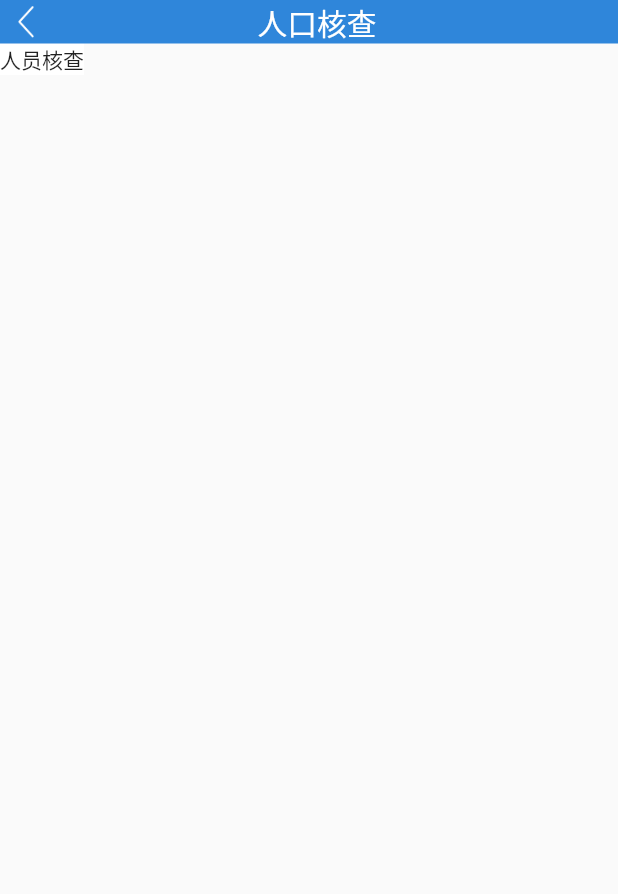
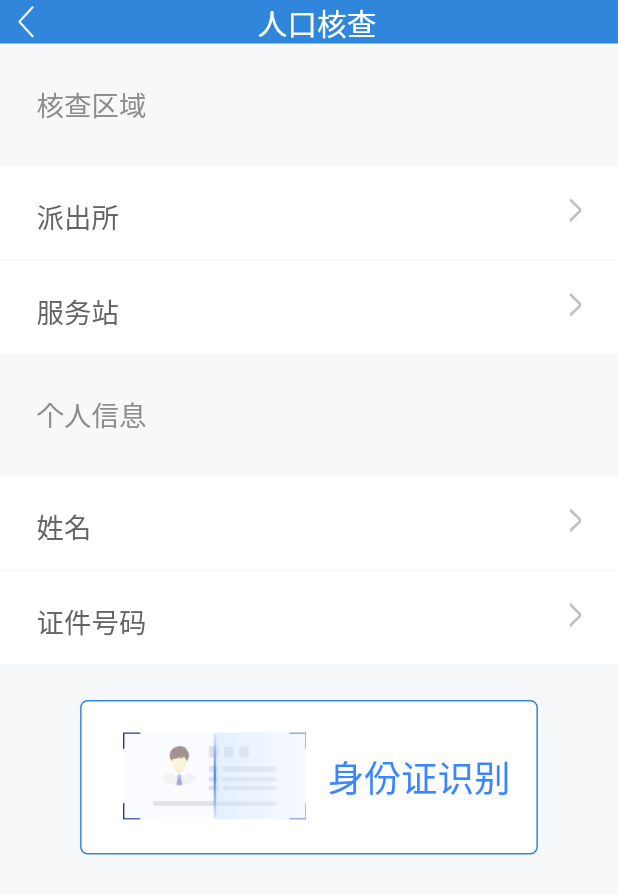
Before and after one commit to qianglifei/flutter_jwt, a Flutter app: the App screen opened directly, after a tap on "人口核查", on a phone screen of 412 x 824 dp. Shown: the top 894 px of the screen. Run offline on Flutter 3.47's test engine with Material 2 defaults, Android fonts, the phone set to English and light mode, and no system bars; our stand-ins replace cookie_jar, dio, flutter_screenutil, shared_preferences; accounts and stored records are empty.

Commit message:
1.首页界面搭建

```diff
--- a/lib/base/base_app_bar.dart
+++ b/lib/base/base_app_bar.dart
@@ -24,7 +24,6 @@ class BaseTitleAppBar extends StatelessWidget{
   @override
   Widget build(BuildContext context) {
     // TODO: implement build
-
     return Row(
       mainAxisSize: MainAxisSize.max,
       mainAxisAlignment: MainAxisAlignment.spaceBetween,
--- a/lib/login/login_screen.dart
+++ b/lib/login/login_screen.dart
@@ -204,7 +204,9 @@ class LoginScreenState extends BaseWidgetState<LoginScreen> {
                 ),
                 child: new Text('登录',style: TextStyle(fontSize: ScreenUtil().setSp(56,allowFontScalingSelf: true))),
                 onPressed: () {
-
+                  Navigator.of(context).push(MaterialPageRoute(builder: (context){
+                    return App();
+                  }));
                   buildShowDialog(context);
                   Map<String,dynamic> requestBody = new Map();
                   requestBody.addAll({
--- a/lib/main/first_page/people_check_screen.dart
+++ b/lib/main/first_page/people_check_screen.dart
@@ -1,5 +1,6 @@
 import 'package:flutter/material.dart';
 import 'package:flutter/cupertino.dart';
+import 'package:flutter_screenutil/flutter_screenutil.dart';
 import 'package:jwt/base/base_app_bar.dart';
 import 'package:jwt/base/base_widget.dart';
 import 'package:jwt/widget/custom_app_bar.dart';
@@ -29,11 +30,135 @@ class PeopleCheckScreenState extends BaseWidgetState<PeopleCheckScreen> {
   @override
   Widget getContentWidget(BuildContext context) {
     // TODO: implement getContentWidget
-    return Text("人员核查");
+    return Container(
+      width: ScreenUtil().uiSize.width,
+      height: ScreenUtil().uiSize.height,
+      color: Color.fromRGBO(247,248,250,1),
+      child: Column(
+        mainAxisAlignment: MainAxisAlignment.start,
+        crossAxisAlignment: CrossAxisAlignment.start,
+        mainAxisSize: MainAxisSize.max,
+        children: <Widget>[
+          Padding(
+              padding: EdgeInsets.only(left: ScreenUtil().setWidth(64),top: ScreenUtil().setHeight(64)),
+              child: Text("核查区域",style: TextStyle(fontSize: ScreenUtil().setSp(48,allowFontScalingSelf: true),color: Color.fromRGBO(140,141,142,1))),
+          ),
+          Padding(
+            padding: EdgeInsets.only(top: ScreenUtil().setHeight(64)),
+            child: _buildChooseWidget("派出所"),
+          ),
+          //横线
+          Padding(
+              padding: EdgeInsets.only(left: ScreenUtil().setWidth(40),right: ScreenUtil().setWidth(40)),
+              child: Container(
+                  width: ScreenUtil().uiSize.width,
+                  height: ScreenUtil().setHeight(3),
+                  color: Color.fromRGBO(247,248,250,1)
+              )
+          ),
+          Padding(
+            padding: EdgeInsets.only(top: ScreenUtil().setHeight(0)),
+            child: _buildChooseWidget("服务站"),
+          ),
+          Padding(
+            padding: EdgeInsets.only(left: ScreenUtil().setWidth(64),top: ScreenUtil().setHeight(64)),
+            child: Text("个人信息",style: TextStyle(fontSize: ScreenUtil().setSp(48,allowFontScalingSelf: true),color: Color.fromRGBO(140,141,142,1))),
+          ),
+          Padding(
+            padding: EdgeInsets.only(top: ScreenUtil().setHeight(64)),
+            child: _buildChooseWidget("姓名"),
+          ),
+          //横线
+          Padding(
+              padding: EdgeInsets.only(left: ScreenUtil().setWidth(40),right: ScreenUtil().setWidth(40)),
+              child: Container(
+                  width: ScreenUtil().uiSize.width,
+                  height: ScreenUtil().setHeight(3),
+                  color: Color.fromRGBO(247,248,250,1)
+              )
+          ),
+          Padding(
+            padding: EdgeInsets.only(top: ScreenUtil().setHeight(0)),
+            child: _buildChooseWidget("证件号码"),
+          ),
+          Padding(
+            padding: EdgeInsets.only(left:ScreenUtil().setWidth(140),top: ScreenUtil().setHeight(56)),
+            child: _buildScanWidget(),
+          ),
+        ],
+      ),
+    );
   }
 
   @override
   void onClickErrorWidget() {
     // TODO: implement onClickErrorWidget
   }
+
+  Widget _buildScanWidget(){
+    return InkWell(
+      child: Container(
+        width: ScreenUtil().setWidth(800),
+        height: ScreenUtil().setHeight(240),
+        decoration: BoxDecoration(
+          color: Colors.white,
+          border: Border.all(color: Color.fromRGBO(52,135,215,1),width: 1),
+          boxShadow: [BoxShadow(color: Color.fromRGBO(247,248,250,1), offset: Offset(5.0, 5.0),blurRadius: 10.0, spreadRadius: 2.0)],
+          // 默认值也是矩形
+          shape: BoxShape.rectangle,
+          borderRadius: BorderRadius.circular(5)
+        ),
+        child: Stack(
+          children: <Widget>[
+            Positioned(
+                left: ScreenUtil().setWidth(73),
+                top: ScreenUtil().setHeight(40),
+                child: Image.asset("images/icon_ocr.png",
+                  width: ScreenUtil().setWidth(320),
+                  height: ScreenUtil().setHeight(160),
+                  fit: BoxFit.fill,
+                ),
+            ),
+            Positioned(
+              left: ScreenUtil().setWidth(430),
+              top: ScreenUtil().setHeight(75),
+              child:Text("身份证识别",style: TextStyle(fontSize: ScreenUtil().setSp(64,allowFontScalingSelf: true),color: Color.fromRGBO(58,134,255,1)))
+            ),
+          ],
+        ),
+      ),
+    );
+  }
+
+  Widget _buildChooseWidget(String title) {
+    return InkWell(
+      child: Container(
+        height: ScreenUtil().setHeight(144),
+        width: ScreenUtil().uiSize.width,
+        color: Colors.white,
+        child: Stack(
+          children: <Widget>[
+            Positioned(
+                top: ScreenUtil().setHeight(47),
+                left: ScreenUtil().setWidth(64),
+                child: Text(title,style: TextStyle(fontSize: ScreenUtil().setSp(48),color: Color.fromRGBO(100,100,100,1)))
+            ),
+            Positioned(
+                top: ScreenUtil().setHeight(50),
+                right: ScreenUtil().setWidth(64),
+                child: Image.asset(
+                  "images/icon_more.png",
+                  width: ScreenUtil().setWidth(20),
+                  height: ScreenUtil().setHeight(36),
+                  fit: BoxFit.cover,
+                )
+            ),
+          ],
+        ),
+      ),
+      onTap: (){
+
+      },
+    );
+  }
 }
--- /dev/null
+++ b/lib/widget/custom_button.dart
@@ -0,0 +1,35 @@
+import 'package:flutter/material.dart';
+import 'package:flutter/cupertino.dart';
+
+
+// ignore: must_be_immutable
+class CustomButton extends StatefulWidget{
+  double width;
+  double height;
+  double radius;
+  Color colors;
+  @override
+  State<StatefulWidget> createState() {
+    // TODO: implement createState
+    return CustomButtonState(this.width,this.height,this.colors = Colors.white);
+  }
+
+}
+
+class CustomButtonState extends State<CustomButton>{
+  CustomButtonState(double width, double height, Color color);
+
+  @override
+  Widget build(BuildContext context) {
+    // TODO: implement build
+    return Container(
+      width: widget.width,
+      height: widget.height,
+      decoration: BoxDecoration(
+        borderRadius: BorderRadius.circular(15),
+        color:
+      ),
+    );
+  }
+
+}
--- a/pubspec.yaml
+++ b/pubspec.yaml
@@ -109,3 +109,4 @@ flutter:
     - images/icon_mine_bg.png
     - images/icon_police.png
     - images/icon_more.png
+    - images/icon_ocr.png
```
Also changed, not shown: images/icon_ocr.png (added).
